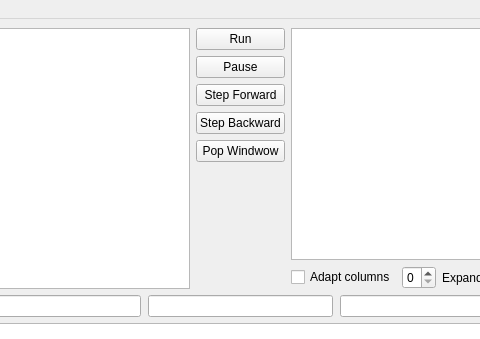
Before: the Qt Designer form src/Debugging/MainDebugWindow.ui in GroupDenseKitchen/KitchenOccupation, drawn with Qt 5; both pictures show x 243 to 723 and y 0 to 339 of the 967 by 593 pixel window.
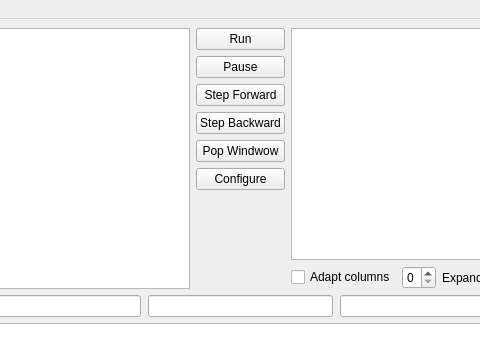
After: the same form once the commit is applied.

```diff
--- a/src/Debugging/MainDebugWindow.ui
+++ b/src/Debugging/MainDebugWindow.ui
@@ -87,6 +87,13 @@
             </property>
            </widget>
           </item>
+          <item>
+           <widget class="QPushButton" name="configureButton">
+            <property name="text">
+             <string>Configure</string>
+            </property>
+           </widget>
+          </item>
           <item>
            <spacer name="verticalSpacer">
             <property name="orientation">
```
